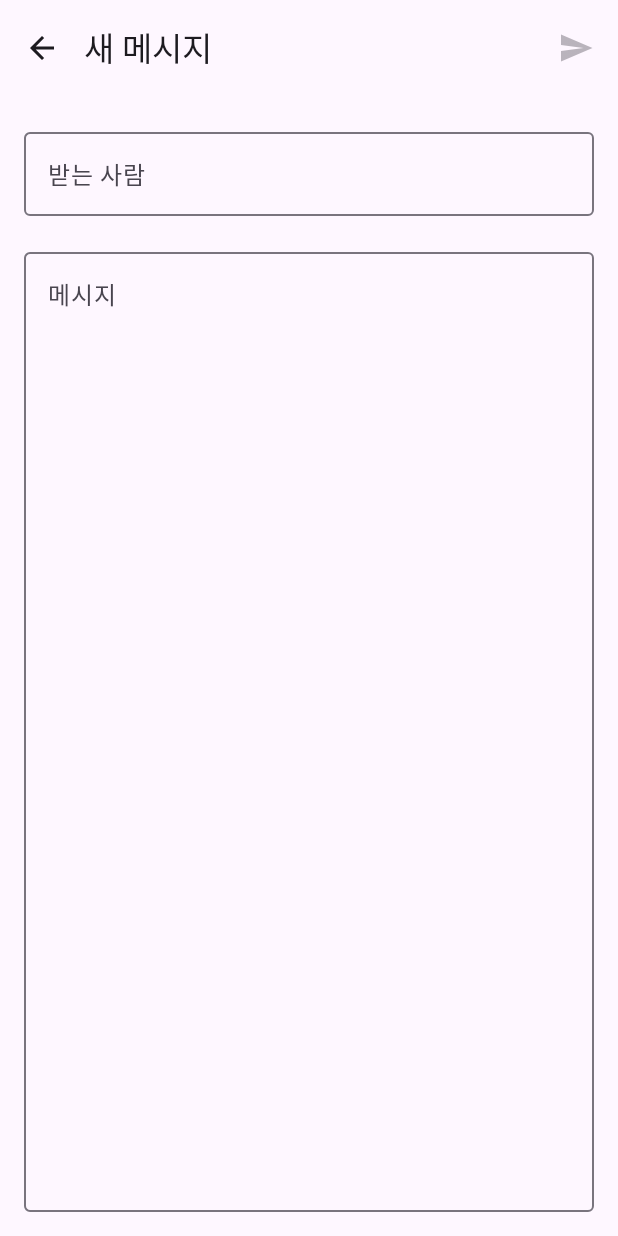
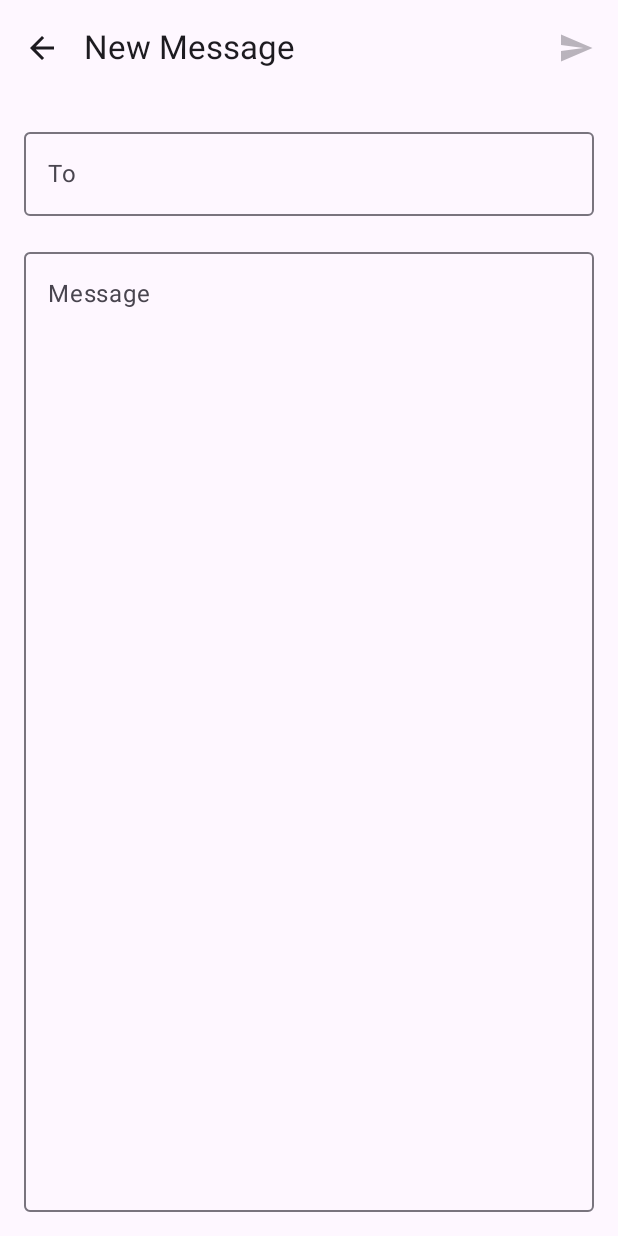
Before and after one commit to ssk-play/safesms, an Android app built with Jetpack Compose: the ComposeSmsActivity screen opened directly, with no data from a screen before it, on a phone screen of 412 x 824 dp. Run offline under Robolectric (Android 15) with nearby library versions, the phone set to English and light mode, and no system bars.

Commit message:
refactor: 모든 UI 텍스트를 영어로 변경
- MainActivityCompose.kt: 토스트 메시지, 버튼, 안내 텍스트
- SmsListScreen.kt: UI 라벨, 시간 표시
- ConversationScreen.kt: 플레이스홀더, 아이콘 설명
- ComposeSmsActivity.kt: 라벨, 토스트 메시지
- SmsReceiver.kt: 에러 메시지
- QuickReplyReceiver.kt: 에러 메시지
- SmsNotificationManager.kt: 알림 텍스트, 액션 라벨

다국어 지원은 추후 string resources로 구현 예정

🤖 Generated with [Claude Code](https://claude.com/claude-code)

Co-Authored-By: Claude <noreply@anthropic.com>

```diff
--- a/app/src/main/kotlin/ssk/safesms/notification/SmsNotificationManager.kt
+++ b/app/src/main/kotlin/ssk/safesms/notification/SmsNotificationManager.kt
@@ -107,7 +107,7 @@ class SmsNotificationManager(private val context: Context) {
 
         // Quick Reply RemoteInput
         val remoteInput = RemoteInput.Builder(KEY_TEXT_REPLY)
-            .setLabel("답장")
+            .setLabel("Reply")
             .build()
 
         // Quick Reply Intent
@@ -125,7 +125,7 @@ class SmsNotificationManager(private val context: Context) {
 
         val replyAction = NotificationCompat.Action.Builder(
             R.drawable.ic_launcher_foreground,
-            "답장",
+            "Reply",
             replyPendingIntent
         )
             .addRemoteInput(remoteInput)
@@ -140,7 +140,7 @@ class SmsNotificationManager(private val context: Context) {
 
         // MessagingStyle
         val messagingStyle = NotificationCompat.MessagingStyle(
-            Person.Builder().setName("나").build()
+            Person.Builder().setName("Me").build()
         )
             .setConversationTitle(address)
             .addMessage(message, System.currentTimeMillis(), sender)
--- a/app/src/main/kotlin/ssk/safesms/receiver/QuickReplyReceiver.kt
+++ b/app/src/main/kotlin/ssk/safesms/receiver/QuickReplyReceiver.kt
@@ -50,7 +50,7 @@ class QuickReplyReceiver : BroadcastReceiver() {
 
         } catch (e: Exception) {
             Log.e("QuickReplyReceiver", "Failed to send quick reply", e)
-            Toast.makeText(context, "답장 전송 실패: ${e.message}", Toast.LENGTH_SHORT).show()
+            Toast.makeText(context, "Failed to send reply: ${e.message}", Toast.LENGTH_SHORT).show()
         }
     }
 }
--- a/app/src/main/kotlin/ssk/safesms/receiver/SmsReceiver.kt
+++ b/app/src/main/kotlin/ssk/safesms/receiver/SmsReceiver.kt
@@ -67,7 +67,7 @@ class SmsReceiver : BroadcastReceiver() {
 
             } catch (e: Exception) {
                 Log.e("SmsReceiver", "Failed to save SMS", e)
-                Toast.makeText(context, "SMS 저장 실패: ${e.message}", Toast.LENGTH_LONG).show()
+                Toast.makeText(context, "Failed to save SMS: ${e.message}", Toast.LENGTH_LONG).show()
             }
         }
 
--- a/app/src/main/kotlin/ssk/safesms/ui/ComposeSmsActivity.kt
+++ b/app/src/main/kotlin/ssk/safesms/ui/ComposeSmsActivity.kt
@@ -63,11 +63,11 @@ class ComposeSmsActivity : ComponentActivity() {
         try {
             val smsManager = SmsManager.getDefault()
             smsManager.sendTextMessage(recipient, null, message, null, null)
-            Toast.makeText(this, "전송 완료", Toast.LENGTH_SHORT).show()
+            Toast.makeText(this, "Message sent", Toast.LENGTH_SHORT).show()
             finish()
         } catch (e: Exception) {
             Log.e("ComposeSmsActivity", "Failed to send SMS", e)
-            Toast.makeText(this, "전송 실패: ${e.message}", Toast.LENGTH_SHORT).show()
+            Toast.makeText(this, "Failed to send: ${e.message}", Toast.LENGTH_SHORT).show()
         }
     }
 }
@@ -86,10 +86,10 @@ fun ComposeSmsScreen(
     Scaffold(
         topBar = {
             TopAppBar(
-                title = { Text("새 메시지") },
+                title = { Text("New Message") },
                 navigationIcon = {
                     IconButton(onClick = onBack) {
-                        Icon(Icons.AutoMirrored.Filled.ArrowBack, "뒤로")
+                        Icon(Icons.AutoMirrored.Filled.ArrowBack, "Back")
                     }
                 },
                 actions = {
@@ -101,7 +101,7 @@ fun ComposeSmsScreen(
                         },
                         enabled = recipient.isNotBlank() && message.isNotBlank()
                     ) {
-                        Icon(Icons.AutoMirrored.Filled.Send, "전송")
+                        Icon(Icons.AutoMirrored.Filled.Send, "Send")
                     }
                 }
             )
@@ -117,7 +117,7 @@ fun ComposeSmsScreen(
             OutlinedTextField(
                 value = recipient,
                 onValueChange = { recipient = it },
-                label = { Text("받는 사람") },
+                label = { Text("To") },
                 modifier = Modifier.fillMaxWidth(),
                 enabled = initialRecipient.isEmpty()
             )
@@ -125,7 +125,7 @@ fun ComposeSmsScreen(
             OutlinedTextField(
                 value = message,
                 onValueChange = { message = it },
-                label = { Text("메시지") },
+                label = { Text("Message") },
                 modifier = Modifier
                     .fillMaxWidth()
                     .weight(1f),
--- a/app/src/main/kotlin/ssk/safesms/ui/screens/ConversationScreen.kt
+++ b/app/src/main/kotlin/ssk/safesms/ui/screens/ConversationScreen.kt
@@ -104,7 +104,7 @@ fun ConversationScreen(
                 title = { Text(address) },
                 navigationIcon = {
                     IconButton(onClick = onBackClick) {
-                        Icon(Icons.AutoMirrored.Filled.ArrowBack, "뒤로")
+                        Icon(Icons.AutoMirrored.Filled.ArrowBack, "Back")
                     }
                 }
             )
@@ -123,7 +123,7 @@ fun ConversationScreen(
                         value = messageText,
                         onValueChange = { messageText = it },
                         modifier = Modifier.weight(1f),
-                        placeholder = { Text("메시지 입력") },
+                        placeholder = { Text("Message") },
                         maxLines = 4
                     )
                     Spacer(modifier = Modifier.width(8.dp))
@@ -135,7 +135,7 @@ fun ConversationScreen(
                             }
                         }
                     ) {
-                        Icon(Icons.AutoMirrored.Filled.Send, "전송")
+                        Icon(Icons.AutoMirrored.Filled.Send, "Send")
                     }
                 }
             }
```
Also changed, not shown: app/src/main/kotlin/ssk/safesms/MainActivityCompose.kt (+12 -12 lines), app/src/main/kotlin/ssk/safesms/ui/screens/SmsListScreen.kt (+4 -4 lines).
